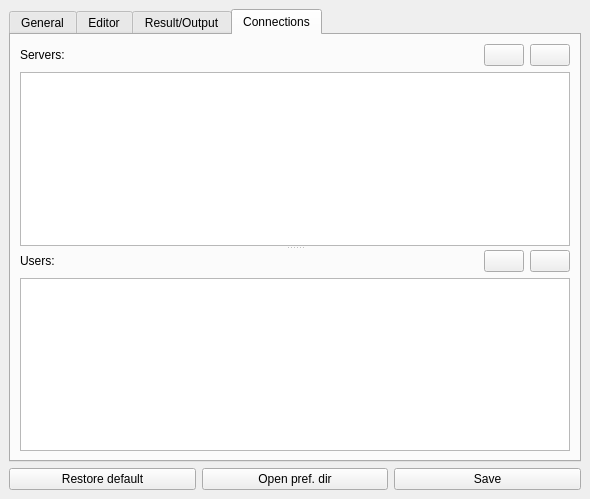
The window that source/qtdesigner/preferences_ui.ui (MValaguz/MSql) describes before a commit, drawn with Qt 5.
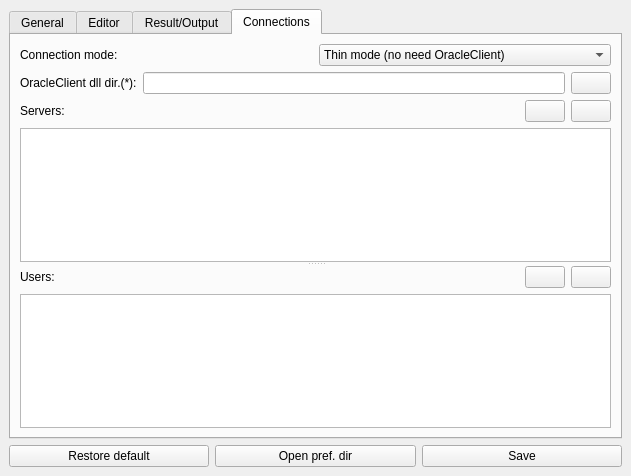
The same window after the commit. The open tabs and pages were chosen to show the change. Icons and pictures are not drawn. Custom widgets are drawn as their Qt base class.

The edit to the form file:
```diff
--- a/source/qtdesigner/preferences_ui.ui
+++ b/source/qtdesigner/preferences_ui.ui
@@ -6,8 +6,8 @@
    <rect>
     <x>0</x>
     <y>0</y>
-    <width>590</width>
-    <height>499</height>
+    <width>631</width>
+    <height>476</height>
    </rect>
   </property>
   <property name="windowTitle">
@@ -542,6 +542,62 @@
        </attribute>
        <layout class="QGridLayout" name="gridLayout">
         <item row="0" column="0">
+         <layout class="QHBoxLayout" name="horizontalLayout_6">
+          <item>
+           <widget class="QLabel" name="label_26">
+            <property name="text">
+             <string>Connection mode:</string>
+            </property>
+            <property name="buddy">
+             <cstring>e_connection_mode</cstring>
+            </property>
+           </widget>
+          </item>
+          <item>
+           <widget class="QComboBox" name="e_connection_mode">
+            <item>
+             <property name="text">
+              <string>Thin mode (no need OracleClient)</string>
+             </property>
+            </item>
+            <item>
+             <property name="text">
+              <string>Thick mode (OracleClient dll are needed)</string>
+             </property>
+            </item>
+           </widget>
+          </item>
+         </layout>
+        </item>
+        <item row="1" column="0">
+         <layout class="QHBoxLayout" name="horizontalLayout_7">
+          <item>
+           <widget class="QLabel" name="l_oracleclient_path">
+            <property name="text">
+             <string>OracleClient dll dir.(*):</string>
+            </property>
+            <property name="buddy">
+             <cstring>e_oracleclient_path</cstring>
+            </property>
+           </widget>
+          </item>
+          <item>
+           <widget class="QLineEdit" name="e_oracleclient_path"/>
+          </item>
+          <item>
+           <widget class="QPushButton" name="b_oracleclient_path">
+            <property name="text">
+             <string/>
+            </property>
+            <property name="icon">
+             <iconset resource="resource.qrc">
+              <normaloff>:/icons/icons/folder.png</normaloff>:/icons/icons/folder.png</iconset>
+            </property>
+           </widget>
+          </item>
+         </layout>
+        </item>
+        <item row="2" column="0">
          <widget class="QSplitter" name="splitter">
           <property name="orientation">
            <enum>Qt::Vertical</enum>
```
Left out of the diff: 83 changed lines with no effect on the pictures.
